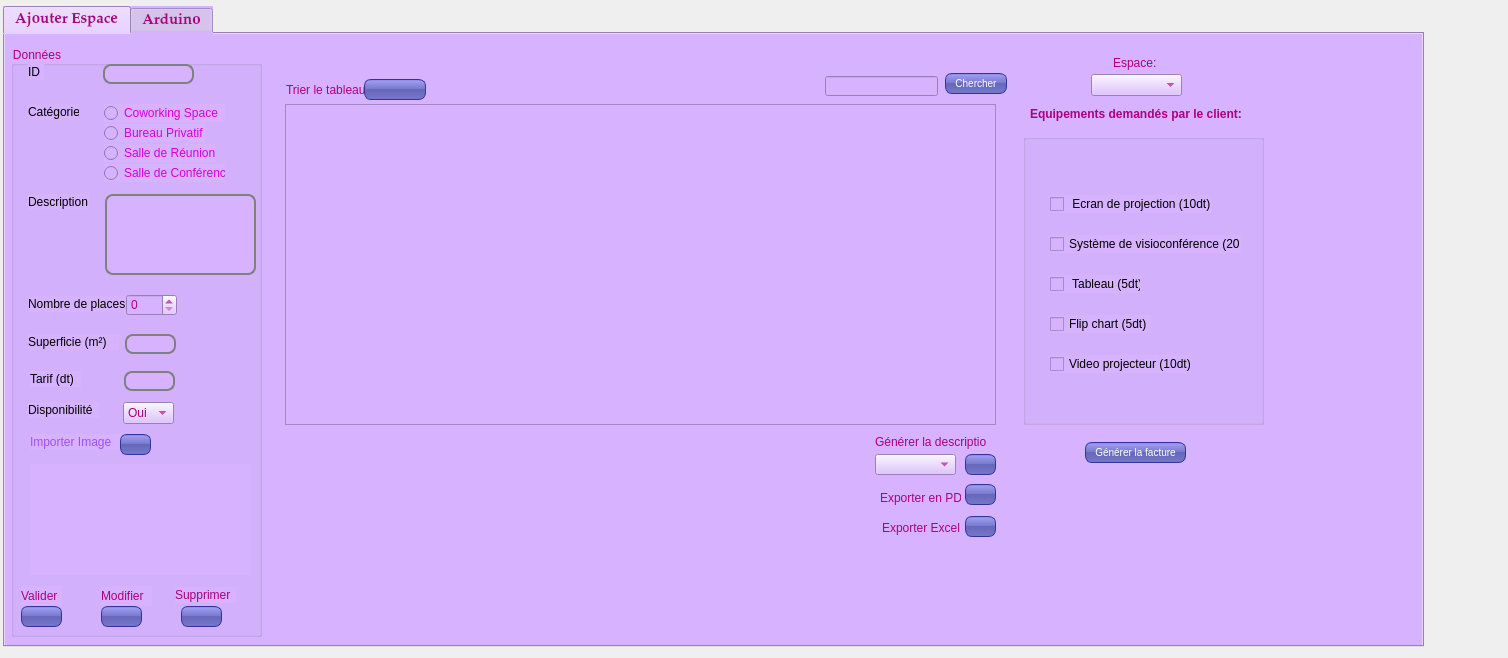
hindkh21/Smart_Coworking_Space_2A30, file gestionespace.ui: the form before one commit.
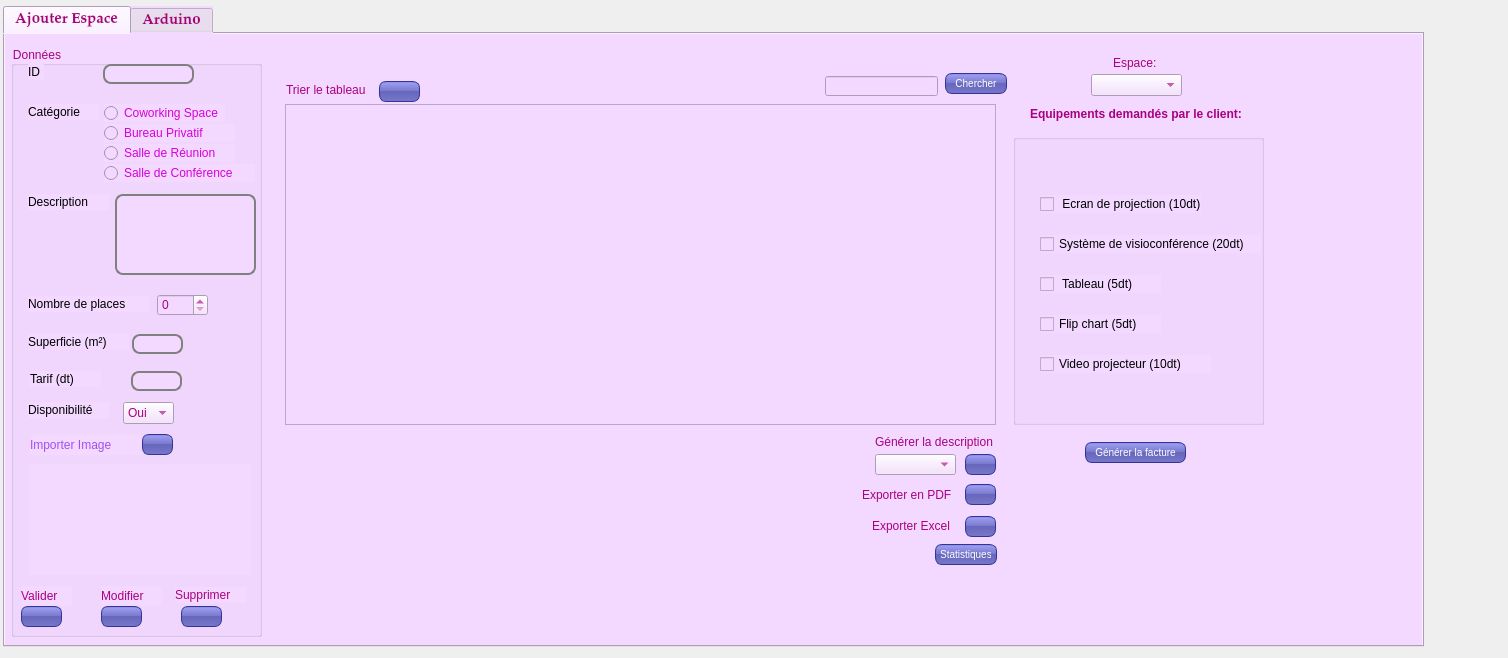
The form after the commit. Icons and pictures are not drawn. Custom widgets are drawn as their Qt base class.

What changed in the file:
```diff
--- a/gestionespace.ui
+++ b/gestionespace.ui
@@ -31,7 +31,7 @@
     </font>
    </property>
    <property name="styleSheet">
-    <string notr="true">background-color: rgb(214, 178, 255);
+    <string notr="true">background-color: rgb(243, 217, 255);
 color: rgb(170, 0, 127);
 </string>
    </property>
@@ -133,7 +133,7 @@
       <rect>
        <x>870</x>
        <y>400</y>
-       <width>111</width>
+       <width>131</width>
        <height>16</height>
       </rect>
      </property>
@@ -144,10 +144,10 @@
     <widget class="QLabel" name="label_21">
      <property name="geometry">
       <rect>
-       <x>875</x>
-       <y>456</y>
-       <width>81</width>
-       <height>16</height>
+       <x>857</x>
+       <y>451</y>
+       <width>101</width>
+       <height>20</height>
       </rect>
      </property>
      <property name="text">
@@ -194,7 +194,7 @@
       <rect>
        <x>281</x>
        <y>45</y>
-       <width>81</width>
+       <width>91</width>
        <height>21</height>
       </rect>
      </property>
@@ -205,9 +205,9 @@
     <widget class="QPushButton" name="tri_pb">
      <property name="geometry">
       <rect>
-       <x>359</x>
-       <y>45</y>
-       <width>62</width>
+       <x>374</x>
+       <y>47</y>
+       <width>41</width>
        <height>21</height>
       </rect>
      </property>
@@ -223,7 +223,7 @@
 font-size: 10px;
 padding-left: 5px;
 padding-right: 5px;
-min-width: 50px;
+min-width: 10px;
 max-width: 50px;
 min-height: 13px;
 max-height: 13px;
@@ -240,10 +240,10 @@
     <widget class="QLabel" name="label_18">
      <property name="geometry">
       <rect>
-       <x>877</x>
-       <y>486</y>
-       <width>81</width>
-       <height>16</height>
+       <x>867</x>
+       <y>482</y>
+       <width>91</width>
+       <height>20</height>
       </rect>
      </property>
      <property name="text">
@@ -304,9 +304,9 @@
     <widget class="QCustomPlot" name="customplot" native="true">
      <property name="geometry">
       <rect>
-       <x>280</x>
+       <x>260</x>
        <y>410</y>
-       <width>561</width>
+       <width>591</width>
        <height>191</height>
       </rect>
      </property>
@@ -354,7 +354,7 @@
        <rect>
         <x>17</x>
         <y>250</y>
-        <width>101</width>
+        <width>121</width>
         <height>16</height>
        </rect>
       </property>
@@ -385,7 +385,7 @@
        <rect>
         <x>93</x>
         <y>98</y>
-        <width>111</width>
+        <width>131</width>
         <height>18</height>
        </rect>
       </property>
@@ -401,7 +401,7 @@
        <rect>
         <x>17</x>
         <y>58</y>
-        <width>51</width>
+        <width>71</width>
         <height>16</height>
        </rect>
       </property>
@@ -420,9 +420,9 @@
      <widget class="QLineEdit" name="le_descr_espace">
       <property name="geometry">
        <rect>
-        <x>94</x>
+        <x>104</x>
         <y>148</y>
-        <width>151</width>
+        <width>141</width>
         <height>81</height>
        </rect>
       </property>
@@ -432,7 +432,7 @@
        <rect>
         <x>19</x>
         <y>325</y>
-        <width>51</width>
+        <width>71</width>
         <height>16</height>
        </rect>
       </property>
@@ -473,7 +473,7 @@
        <rect>
         <x>17</x>
         <y>288</y>
-        <width>91</width>
+        <width>101</width>
         <height>16</height>
        </rect>
       </property>
@@ -492,7 +492,7 @@
      <widget class="QLineEdit" name="le_supr_espace">
       <property name="geometry">
        <rect>
-        <x>114</x>
+        <x>121</x>
         <y>288</y>
         <width>51</width>
         <height>20</height>
@@ -504,8 +504,8 @@
        <rect>
         <x>19</x>
         <y>388</y>
-        <width>91</width>
-        <height>16</height>
+        <width>111</width>
+        <height>21</height>
        </rect>
       </property>
       <property name="font">
@@ -525,7 +525,7 @@
        <rect>
         <x>17</x>
         <y>148</y>
-        <width>61</width>
+        <width>81</width>
         <height>16</height>
        </rect>
       </property>
@@ -596,7 +596,7 @@
        <rect>
         <x>17</x>
         <y>356</y>
-        <width>71</width>
+        <width>81</width>
         <height>16</height>
        </rect>
       </property>
@@ -615,7 +615,7 @@
      <widget class="QPushButton" name="upload_pb">
       <property name="geometry">
        <rect>
-        <x>109</x>
+        <x>131</x>
         <y>388</y>
         <width>31</width>
         <height>21</height>
@@ -632,7 +632,7 @@
      <widget class="QSpinBox" name="spinBox_nbplaces">
       <property name="geometry">
        <rect>
-        <x>115</x>
+        <x>146</x>
         <y>248</y>
         <width>51</width>
         <height>22</height>
@@ -642,7 +642,7 @@
      <widget class="QLineEdit" name="le_tarif_espace">
       <property name="geometry">
        <rect>
-        <x>113</x>
+        <x>120</x>
         <y>325</y>
         <width>51</width>
         <height>20</height>
@@ -654,7 +654,7 @@
        <rect>
         <x>93</x>
         <y>78</y>
-        <width>101</width>
+        <width>131</width>
         <height>18</height>
        </rect>
       </property>
@@ -670,7 +670,7 @@
        <rect>
         <x>93</x>
         <y>118</y>
-        <width>121</width>
+        <width>151</width>
         <height>18</height>
        </rect>
       </property>
@@ -747,7 +747,7 @@
        <rect>
         <x>164</x>
         <y>541</y>
-        <width>61</width>
+        <width>71</width>
         <height>16</height>
        </rect>
       </property>
@@ -788,7 +788,7 @@
        <rect>
         <x>90</x>
         <y>540</y>
-        <width>51</width>
+        <width>61</width>
         <height>20</height>
        </rect>
       </property>
@@ -806,7 +806,7 @@
        <rect>
         <x>10</x>
         <y>540</y>
-        <width>41</width>
+        <width>51</width>
         <height>20</height>
        </rect>
       </property>
@@ -877,9 +877,9 @@
     <widget class="QGroupBox" name="groupBox">
      <property name="geometry">
       <rect>
-       <x>1018</x>
+       <x>1008</x>
        <y>100</y>
-       <width>241</width>
+       <width>251</width>
        <height>291</height>
       </rect>
      </property>
@@ -891,7 +891,7 @@
        <rect>
         <x>27</x>
         <y>221</y>
-        <width>141</width>
+        <width>171</width>
         <height>18</height>
        </rect>
       </property>
@@ -907,7 +907,7 @@
        <rect>
         <x>27</x>
         <y>181</y>
-        <width>101</width>
+        <width>121</width>
         <height>18</height>
        </rect>
       </property>
@@ -923,7 +923,7 @@
        <rect>
         <x>27</x>
         <y>101</y>
-        <width>191</width>
+        <width>221</width>
         <height>18</height>
        </rect>
       </property>
@@ -956,7 +956,7 @@
        <rect>
         <x>27</x>
         <y>141</y>
-        <width>91</width>
+        <width>121</width>
         <height>18</height>
        </rect>
       </property>
@@ -973,7 +973,7 @@
       <rect>
        <x>1025</x>
        <y>72</y>
-       <width>231</width>
+       <width>291</width>
        <height>16</height>
       </rect>
      </property>
@@ -1001,7 +1001,38 @@
       <string/>
      </property>
      <property name="pixmap">
-      <pixmap>../../Images/paiementfacture.jpg</pixmap>
+      <pixmap resource="images.qrc">:/images_espace/Images_espace/paiementfacture.jpg</pixmap>
+     </property>
+    </widget>
+    <widget class="QPushButton" name="Excel_pb_2">
+     <property name="geometry">
+      <rect>
+       <x>930</x>
+       <y>510</y>
+       <width>62</width>
+       <height>21</height>
+      </rect>
+     </property>
+     <property name="styleSheet">
+      <string notr="true">QPushButton {
+color: white;
+background-color: QLinearGradient( x1: 0, y1: 0, x2: 0, y2: 1, stop: 0 #88d, stop: 0.1 #99e, stop: 0.49 #77c, stop: 0.5 #66b, stop: 1 #77c);
+border-width: 1px;
+border-color: #339;
+border-style: solid;
+border-radius: 7;
+padding: 3px;
+font-size: 10px;
+padding-left: 5px;
+padding-right: 5px;
+min-width: 50px;
+max-width: 100px;
+min-height: 13px;
+max-height: 13px;
+}</string>
+     </property>
+     <property name="text">
+      <string>Statistiques</string>
      </property>
     </widget>
    </widget>
```
Left out of the diff: 58 changed lines with no effect on the pictures.
